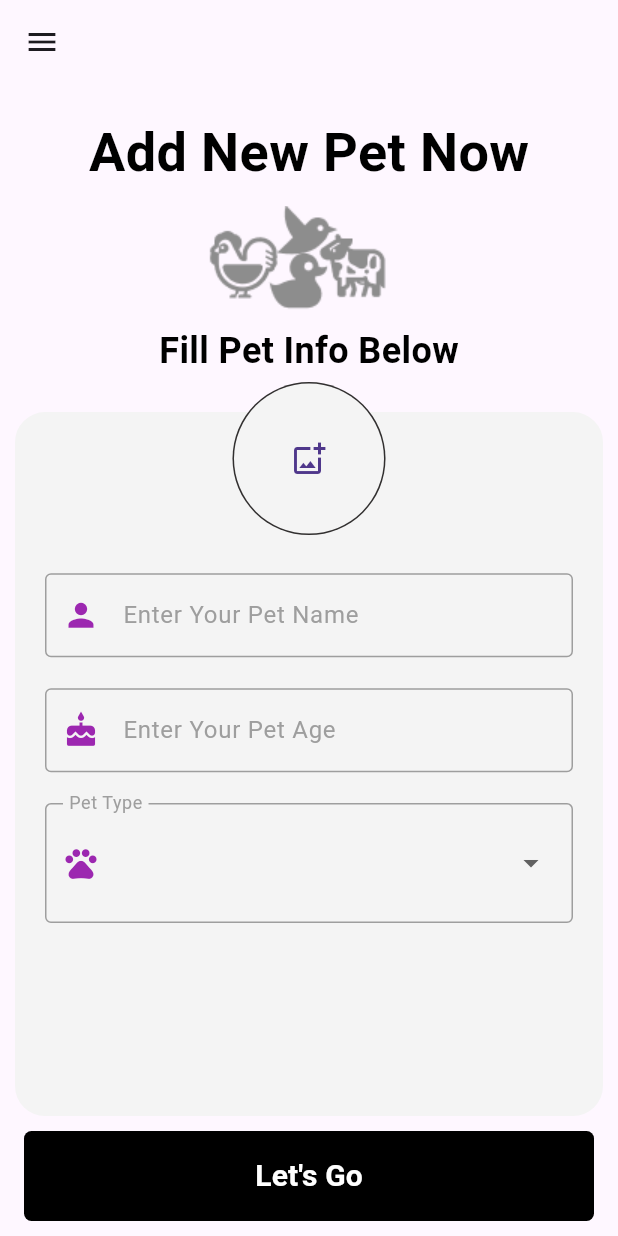
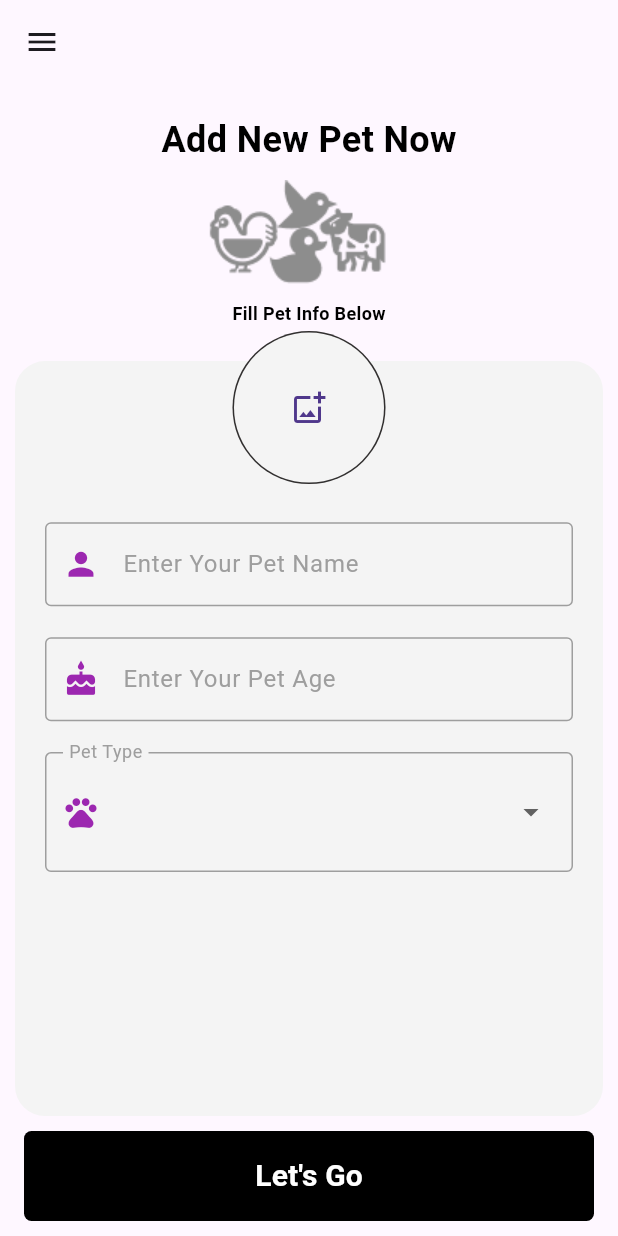
Before and after one commit to devfaizan/sqlite-cache-flutter, a Flutter app: the FormScreen screen opened directly, on a phone screen of 412 x 824 dp. Run offline on Flutter 3.47's test engine with Material 3 defaults, Android fonts, the phone set to English and light mode, and no system bars; our stand-ins replace image_picker, shared_preferences, sqflite; accounts and stored records are empty.

Commit message:
formatting

```diff
--- a/lib/screens/user/userform.dart
+++ b/lib/screens/user/userform.dart
@@ -56,7 +56,7 @@ class _UserFormScreenState extends State<UserFormScreen> {
           ),
           const FormTop(
             topText: 'Make an Offline Account',
-            topImagePath: 'assets/user.png',
+            topImagePath: 'assets/users.png',
             bottomText: 'Fill Below Fields to Make an Account',
           ),
           Padding(
--- a/lib/widgets/form/formtop.dart
+++ b/lib/widgets/form/formtop.dart
@@ -14,6 +14,7 @@ class FormTop extends StatelessWidget {
 
   @override
   Widget build(BuildContext context) {
+    final heightContext = MediaQuery.of(context).size.height;
     return Column(
       children: [
         Align(
@@ -23,9 +24,11 @@ class FormTop extends StatelessWidget {
               top: 20,
               bottom: 10,
             ),
-            child: HeadingText(
-              text: topText,
-            ),
+            child: heightContext < 830
+                ? SubheadingText(text: topText)
+                : HeadingText(
+                    text: topText,
+                  ),
           ),
         ),
         Center(
@@ -39,9 +42,11 @@ class FormTop extends StatelessWidget {
               top: 10,
               bottom: 10,
             ),
-            child: SubheadingText(
-              text: bottomText,
-            ),
+            child: heightContext < 830
+                ? NormalText(
+                    text: bottomText,
+                  )
+                : SubheadingText(text: bottomText),
           ),
         ),
       ],
```
